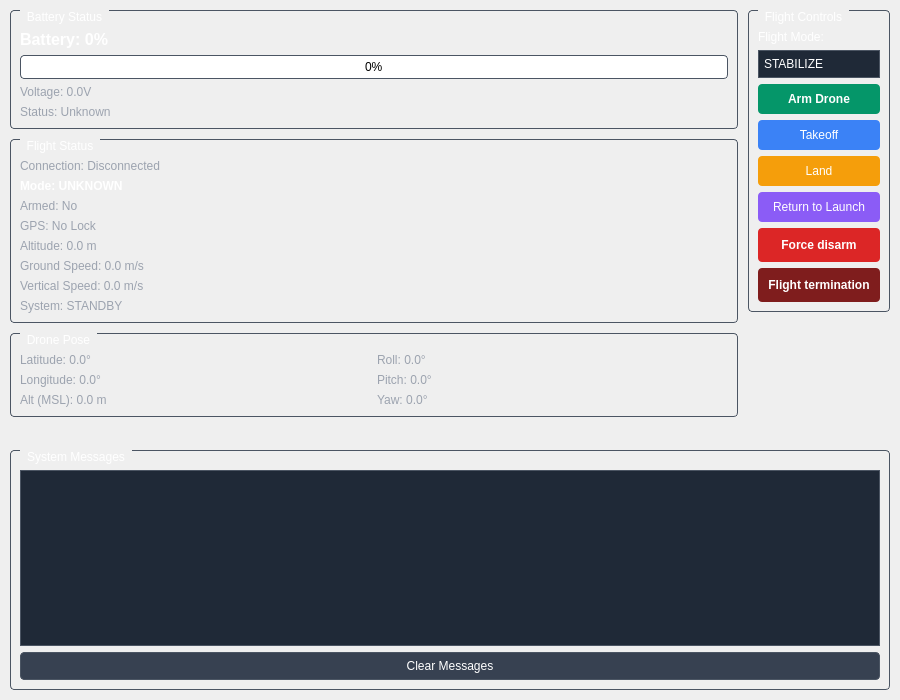
Qt form qt-drone-ui/src/widgets/dronestatuswidget.ui (OptiTrack/Drone-Calibration) before a commit.
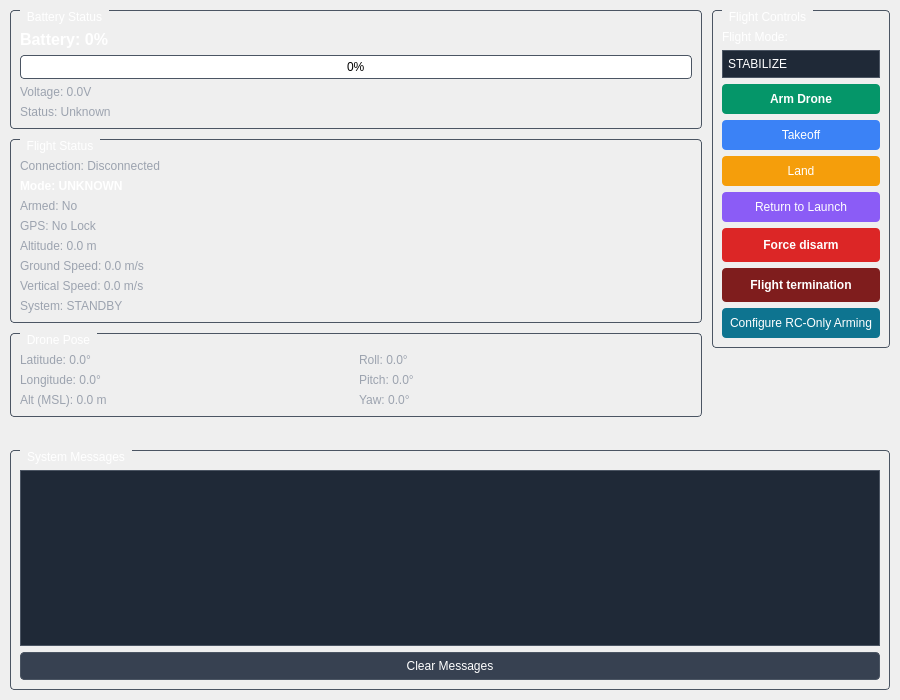
The same form after that commit.

```diff
--- a/qt-drone-ui/src/widgets/dronestatuswidget.ui
+++ b/qt-drone-ui/src/widgets/dronestatuswidget.ui
@@ -410,6 +410,21 @@
             </property>
            </widget>
           </item>
+          <item>
+           <widget class="QPushButton" name="rcArmingButton">
+            <property name="toolTip">
+             <string>Sets NAV_DLL_ACT=0 so the drone can arm from the RC controller without QGroundControl connected</string>
+            </property>
+            <property name="styleSheet">
+             <string notr="true">QPushButton { background-color: #0e7490; color: white; border: none; padding: 8px; border-radius: 4px; } 
+QPushButton:hover { background-color: #0c6277; }
+QPushButton:disabled { background-color: #374151; }</string>
+            </property>
+            <property name="text">
+             <string>Configure RC-Only Arming</string>
+            </property>
+           </widget>
+          </item>
          </layout>
         </widget>
        </item>
```
